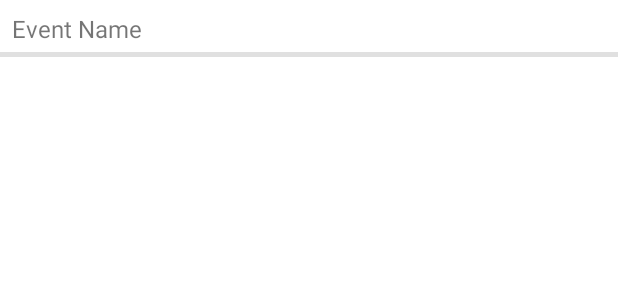
After one commit to DaffaPutraS/DicodingEventApp, an Android app: the layout item_name.xml on its own in the app's theme, with its tools: preview values and no code run, on a phone screen of 412 x 824 dp. The commit adds this screen. Shown: the top 300 px of the screen. Run offline under Robolectric (Android 15) with nearby library versions, the phone set to English and light mode, and no system bars.

Commit message:
add fitur search

```diff
--- /dev/null
+++ b/app/src/main/res/drawable/custom_search_background.xml
@@ -0,0 +1,5 @@
+<?xml version="1.0" encoding="utf-8"?>
+<shape xmlns:android="http://schemas.android.com/apk/res/android">
+    <solid android:color="@color/grey" />
+    <corners android:radius="8dp" />
+</shape>
--- /dev/null
+++ b/app/src/main/res/layout/item_name.xml
@@ -0,0 +1,25 @@
+<?xml version="1.0" encoding="utf-8"?>
+<androidx.constraintlayout.widget.ConstraintLayout xmlns:android="http://schemas.android.com/apk/res/android"
+    xmlns:app="http://schemas.android.com/apk/res-auto"
+    android:layout_width="match_parent"
+    android:layout_height="wrap_content">
+
+    <TextView
+        android:id="@+id/tvSearch"
+        android:layout_width="0dp"
+        android:layout_height="wrap_content"
+        android:padding="8dp"
+        android:text="@string/event_name"
+        android:textSize="16sp"
+        app:layout_constraintEnd_toEndOf="parent"
+        app:layout_constraintStart_toStartOf="parent"
+        app:layout_constraintTop_toTopOf="parent" />
+
+    <View
+        android:layout_width="match_parent"
+        android:layout_height="3dp"
+        android:background="?android:attr/listDivider"
+        app:layout_constraintBottom_toBottomOf="parent"
+        app:layout_constraintEnd_toEndOf="parent"
+        app:layout_constraintStart_toStartOf="parent" />
+</androidx.constraintlayout.widget.ConstraintLayout>
--- a/app/src/main/res/values/colors.xml
+++ b/app/src/main/res/values/colors.xml
@@ -8,4 +8,7 @@
     <color name="black">#FF000000</color>
     <color name="white">#FFFFFFFF</color>
     <color name="status_bar_color">#193855</color>
+    <color name="gray_500">#434343</color>
+    <color name="hint_color">#999999</color>
+    <color name="grey">#E8E8E8</color>
 </resources>
--- a/app/src/main/res/values/strings.xml
+++ b/app/src/main/res/values/strings.xml
@@ -32,4 +32,6 @@
     <string name="upcoming">Upcoming</string>
     <string name="no_connection">Connection problem!</string>
     <string name="refresh">Refresh</string>
+    <string name="event_name">Event Name</string>
+    <string name="cari_event">Search Event</string>
 </resources>
```
Also changed, not shown: app/src/main/java/com/example/dicodingeventapp/ui/finished/FinishedFragment.kt (+26 -1 lines), app/src/main/java/com/example/dicodingeventapp/ui/upcoming/UpcomingFragment.kt (+26 -1 lines), app/src/main/res/layout/fragment_finished.xml (+18 -5 lines), app/src/main/res/layout/fragment_upcoming.xml (+16 -4 lines), app/src/main/res/values/themes.xml (+9 -0 lines).
